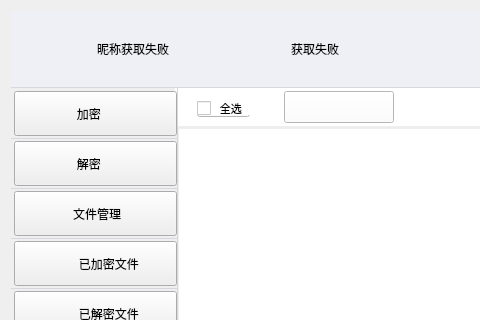
Above: mainwindow.ui from HustGw/CLLLLLLLSAFFFFFEWINN before the change; both pictures show x 0 to 480 and y 0 to 320 of the 1084 by 674 pixel window. Below: the same form after it.
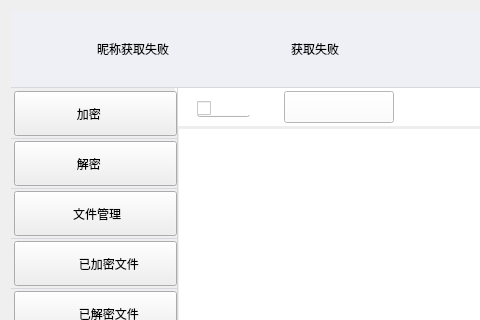
That is the form after the change. The open tabs and pages were chosen to show the change. Icons and pictures are not drawn.

Commit message: 修改了主页面的全选按钮ui

```diff
--- a/mainwindow.ui
+++ b/mainwindow.ui
@@ -565,7 +565,7 @@
        </font>
       </property>
       <property name="text">
-       <string> 全选</string>
+       <string/>
       </property>
       <property name="iconSize">
        <size>
```
Left out of the diff: 6 changed lines with no effect on the pictures. The commit also changes 7 other files.
